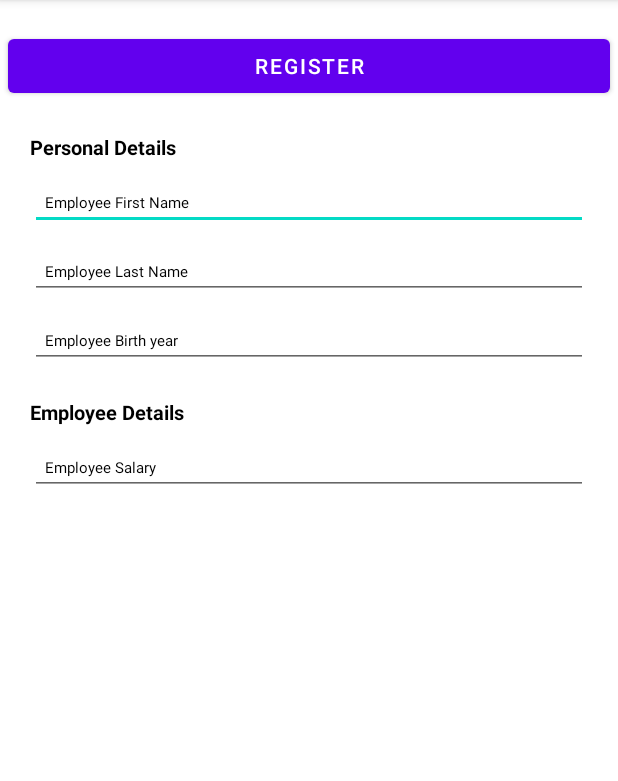
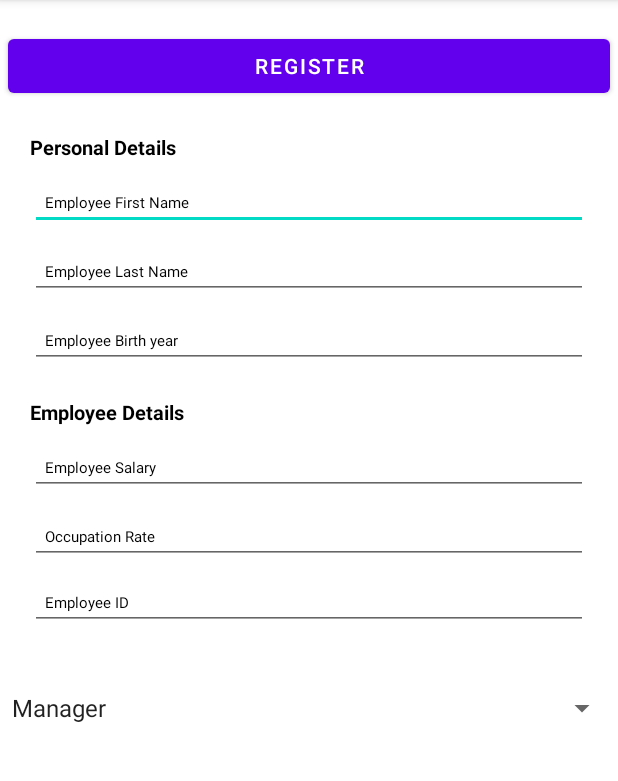
Before and after one commit to Sonia364/The_Achievers_Final_Project_MAD3125, an Android app: the RegistrationActivity screen opened directly, with no data from a screen before it, on a phone screen of 412 x 824 dp, the part 84-865 px from its top. Run offline under Robolectric (Android 15) with nearby library versions, the phone set to English and light mode, and no system bars.

Commit message:
Added spinner in the UI of Registration Activity.

```diff
--- a/app/src/main/java/com/sonia/the_achievers_final_project_mad3125/RegistrationActivity.java
+++ b/app/src/main/java/com/sonia/the_achievers_final_project_mad3125/RegistrationActivity.java
@@ -3,12 +3,21 @@ package com.sonia.the_achievers_final_project_mad3125;
 import androidx.appcompat.app.AppCompatActivity;
 
 import android.os.Bundle;
+import android.widget.ArrayAdapter;
+import android.widget.Spinner;
 
 public class RegistrationActivity extends AppCompatActivity {
-
+    Spinner spinner;
     @Override
     protected void onCreate(Bundle savedInstanceState) {
         super.onCreate(savedInstanceState);
         setContentView(R.layout.activity_registration);
+        spinner = findViewById(R.id.emp_type);
+
+        Spinner spinner = (Spinner) findViewById(R.id.emp_type);
+        ArrayAdapter<CharSequence> adapter = ArrayAdapter.createFromResource(this,
+                R.array.type, android.R.layout.simple_spinner_item);
+        adapter.setDropDownViewResource(android.R.layout.simple_spinner_dropdown_item);
+        spinner.setAdapter(adapter);
     }
 }
--- a/app/src/main/res/layout/activity_registration.xml
+++ b/app/src/main/res/layout/activity_registration.xml
@@ -142,11 +142,60 @@
                 app:layout_constraintStart_toStartOf="parent"
                 app:layout_constraintTop_toBottomOf="@+id/employee_details" />
 
+            <EditText
+                android:id="@+id/emp_occupation"
+                android:layout_width="0dp"
+                android:layout_height="wrap_content"
+                android:layout_marginHorizontal="20dp"
+                android:layout_marginTop="10dp"
+                android:drawablePadding="11dp"
+                android:hint="Occupation Rate"
+                android:includeFontPadding="false"
+                android:inputType="textEmailAddress"
+                android:paddingVertical="12dp"
+                android:paddingLeft="10dp"
+                android:singleLine="true"
+                android:textColor="@color/black"
+                android:textColorHint="@color/black"
+                android:textSize="10dp"
+                app:layout_constraintEnd_toEndOf="parent"
+                app:layout_constraintHorizontal_bias="0.509"
+                app:layout_constraintStart_toStartOf="parent"
+                app:layout_constraintTop_toBottomOf="@+id/emp_salary" />
+
+            <EditText
+                android:id="@+id/emp_Id"
+                android:layout_width="0dp"
+                android:layout_height="wrap_content"
+                android:layout_marginHorizontal="20dp"
+                android:layout_marginTop="8dp"
+                android:drawablePadding="11dp"
+                android:hint="Employee ID"
+                android:includeFontPadding="false"
+                android:inputType="textEmailAddress"
+                android:paddingVertical="12dp"
+                android:paddingLeft="10dp"
+                android:singleLine="true"
+                android:textColor="@color/black"
+                android:textColorHint="@color/black"
+                android:textSize="10dp"
+                app:layout_constraintEnd_toEndOf="parent"
+                app:layout_constraintStart_toStartOf="parent"
+                app:layout_constraintTop_toBottomOf="@+id/emp_occupation" />
+
+            <Spinner
+                android:id="@+id/emp_type"
+                android:layout_width="match_parent"
+                android:layout_height="wrap_content"
+
+                android:layout_marginTop="40dp"
+                app:layout_constraintTop_toBottomOf="@+id/emp_Id" />
 
             <Button
                 android:id="@+id/btnLogin"
                 android:layout_width="match_parent"
                 android:layout_height="match_parent"
+                android:layout_marginTop="30dp"
                 android:layout_margin="5dp"
                 android:paddingHorizontal="10dp"
                 android:text="Register"
--- a/app/src/main/res/values/strings.xml
+++ b/app/src/main/res/values/strings.xml
@@ -1,3 +1,11 @@
 <resources>
     <string name="app_name">The_Achievers_Final_Project_MAD3125</string>
+
+    <string-array name="type">
+
+        <item>Manager</item>
+        <item>Programmer</item>
+        <item>Tester</item>
+
+    </string-array>
 </resources>
```
